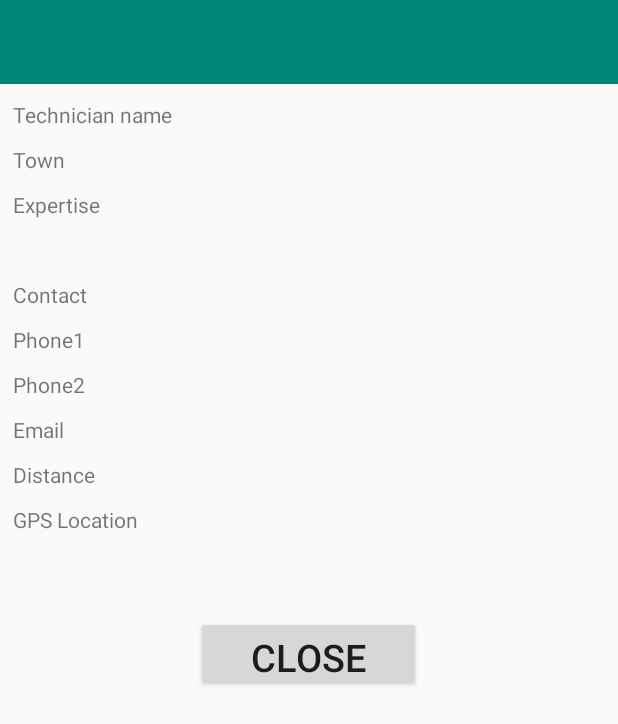
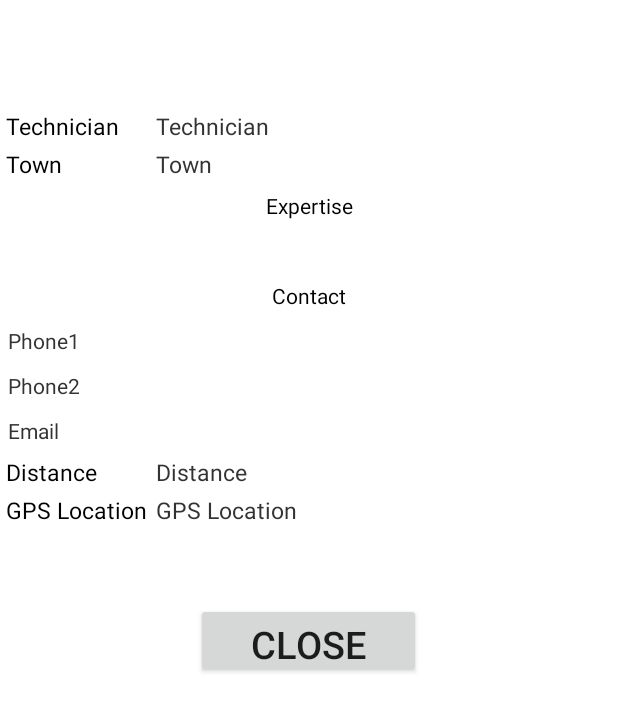
Before and after one commit to AsarePhilip/Spyder, an Android app: the layout service_provider.xml on its own in the app's theme, with its tools: preview values and no code run, on a phone screen of 412 x 824 dp. Shown: the top 724 px of the screen. Run offline under Robolectric (Android 15) with nearby library versions, the phone set to English and light mode, and no system bars.

Commit message:
Edit to reflect new data structure

```diff
--- a/app/src/main/res/layout/activity_main.xml
+++ b/app/src/main/res/layout/activity_main.xml
@@ -11,7 +11,8 @@
         android:layout_width="match_parent"
         android:layout_height="match_parent"
         android:orientation="vertical"
-        android:gravity="start">
+        android:gravity="start"
+        android:id="@+id/home">
 
         <android.support.v7.widget.Toolbar xmlns:android="http://schemas.android.com/apk/res/android"
             android:layout_width="match_parent"
--- a/app/src/main/res/layout/service_provider.xml
+++ b/app/src/main/res/layout/service_provider.xml
@@ -1,44 +1,64 @@
 <?xml version="1.0" encoding="utf-8"?>
 <LinearLayout xmlns:android="http://schemas.android.com/apk/res/android"
-    android:orientation="vertical" android:layout_width="match_parent"
-    android:layout_height="match_parent">
+    android:orientation="vertical"
+    android:layout_width="match_parent"
+    android:layout_height="match_parent"
+    android:background="@color/White"
+    android:id="@+id/service_pop">
 
-    <android.support.v7.widget.Toolbar xmlns:android="http://schemas.android.com/apk/res/android"
+   <TextView
        android:layout_width="match_parent"
        android:layout_height="wrap_content"
-        xmlns:app="http://schemas.android.com/apk/res-auto"
-        android:id="@+id/toolbar"
-        android:background="@color/colorPrimary"
-        android:theme="@style/ThemeOverlay.AppCompat.Dark"
-        app:popupTheme="@style/ThemeOverlay.AppCompat.Light">
-    </android.support.v7.widget.Toolbar>
-
+       android:id="@+id/txtTitle"/>
 
     <LinearLayout
+        android:layout_marginTop="50dp"
+        android:layout_marginBottom="10dp"
         android:layout_width="match_parent"
         android:layout_height="match_parent"
         android:orientation="vertical"
         android:layout_gravity="center_vertical"
-        android:padding="5dp"
-        >
+        android:padding="2dp">
+
+        <LinearLayout
+            android:layout_width="match_parent"
+            android:layout_height="wrap_content"
+            android:orientation="horizontal"
+            android:layout_margin="2dp">
+            <TextView
+                android:text="@string/technicain_name"
+                android:textColor="@color/Black"
+                android:layout_width="100dp"
+                android:layout_height="wrap_content"
+                android:textSize="15sp"/>
             <TextView
                 android:id="@+id/txtTechnicianName"
-            android:padding="3dp"
-            android:layout_marginBottom="2dp"
-            android:layout_marginTop="2dp"
                 android:text="@string/technicain_name"
+                android:textSize="15sp"
+                android:textColor="@color/darkGray"
+                android:layout_width="match_parent"
+                android:layout_height="wrap_content" />
+        </LinearLayout>
+
+        <LinearLayout
             android:layout_width="match_parent"
             android:layout_height="wrap_content"
-            />
-
+            android:orientation="horizontal"
+            android:layout_margin="2dp">
+            <TextView
+                android:text="@string/town"
+                android:textColor="@color/Black"
+                android:layout_width="100dp"
+                android:layout_height="wrap_content"
+                android:textSize="15sp" />
             <TextView
                 android:id="@+id/txtTown"
-            android:padding="3dp"
-            android:layout_marginBottom="2dp"
-            android:layout_marginTop="2dp"
                 android:text="@string/town"
+                android:textSize="15sp"
+                android:textColor="@color/darkGray"
                 android:layout_width="match_parent"
                 android:layout_height="wrap_content" />
+        </LinearLayout>
 
         <TextView
             android:id="@+id/txtExpertiseTitle"
@@ -46,6 +66,8 @@
             android:layout_marginBottom="2dp"
             android:layout_marginTop="2dp"
             android:text="@string/expertise_title"
+            android:textColor="@color/Black"
+            android:textAlignment="center"
             android:layout_width="match_parent"
             android:layout_height="wrap_content" />
 
@@ -54,6 +76,7 @@
             android:padding="3dp"
             android:layout_marginBottom="2dp"
             android:layout_marginTop="2dp"
+            android:textColor="@color/darkGray"
             android:layout_width="match_parent"
             android:layout_height="wrap_content" />
 
@@ -63,13 +86,15 @@
             android:layout_marginBottom="2dp"
             android:layout_marginTop="2dp"
             android:text="@string/contact_tilte"
+            android:textColor="@color/Black"
+            android:textAlignment="center"
             android:layout_width="match_parent"
             android:layout_height="wrap_content" />
-
 
         <TextView
             android:id="@+id/txtPhone1"
             android:text="@string/phone1"
+            android:textColor="@color/darkGray"
             android:padding="3dp"
             android:layout_marginBottom="2dp"
             android:layout_marginTop="2dp"
@@ -82,6 +107,7 @@
             android:layout_marginBottom="2dp"
             android:layout_marginTop="2dp"
             android:text="@string/phone2"
+            android:textColor="@color/darkGray"
             android:layout_width="match_parent"
             android:layout_height="wrap_content" />
 
@@ -91,27 +117,49 @@
             android:layout_marginBottom="2dp"
             android:layout_marginTop="2dp"
             android:text="@string/email"
+            android:textColor="@color/darkGray"
             android:layout_width="match_parent"
             android:layout_height="wrap_content" />
 
+        <LinearLayout
+            android:layout_width="match_parent"
+            android:layout_height="wrap_content"
+            android:orientation="horizontal"
+            android:layout_margin="2dp">
+            <TextView
+                android:text="@string/distance"
+                android:textColor="@color/Black"
+                android:layout_width="100dp"
+                android:layout_height="wrap_content"
+                android:textSize="15sp" />
             <TextView
                 android:id="@+id/txtDistance"
-            android:padding="3dp"
-            android:layout_marginBottom="2dp"
-            android:layout_marginTop="2dp"
                 android:text="@string/distance"
+                android:textSize="15sp"
+                android:textColor="@color/darkGray"
                 android:layout_width="match_parent"
                 android:layout_height="wrap_content" />
+        </LinearLayout>
 
+        <LinearLayout
+            android:layout_width="match_parent"
+            android:layout_height="wrap_content"
+            android:orientation="horizontal"
+            android:layout_margin="2dp">
+            <TextView
+                android:text="@string/gps_loc"
+                android:textColor="@color/Black"
+                android:layout_width="100dp"
+                android:layout_height="wrap_content"
+                android:textSize="15sp"/>
             <TextView
                 android:id="@+id/txtGpsLocation"
-            android:padding="3dp"
-            android:layout_marginBottom="2dp"
-            android:layout_marginTop="2dp"
                 android:text="@string/gps_loc"
+                android:textSize="15sp"
+                android:textColor="@color/darkGray"
                 android:layout_width="match_parent"
                 android:layout_height="wrap_content" />
-
+        </LinearLayout>
 
         <ImageView
             android:id="@+id/txtRating"
@@ -121,7 +169,6 @@
             android:layout_width="match_parent"
             android:layout_height="40dp"
             android:contentDescription="@string/rating" />
-
 
         <Button
             android:layout_width="150dp"
@@ -133,9 +180,6 @@
             android:layout_marginTop="5dp"
             android:layout_marginBottom="5dp"/>
 
+    </LinearLayout>
 
 </LinearLayout>
-
-
-
-</LinearLayout>
--- a/app/src/main/res/values/colors.xml
+++ b/app/src/main/res/values/colors.xml
@@ -3,4 +3,7 @@
     <color name="colorPrimary">#008577</color>
     <color name="colorPrimaryDark">#00574B</color>
     <color name="colorAccent">#D81B60</color>
+    <color name="White">#FFFFFF</color>
+    <color name="Black">#000000</color>
+    <color name="darkGray">#333333</color>
 </resources>
--- a/app/src/main/res/values/strings.xml
+++ b/app/src/main/res/values/strings.xml
@@ -14,13 +14,12 @@
     <string name="settings">Settings</string>
     <string name="title_activity_login">Login</string>
 
-
     <!--Services-->
     <string name="police">Police</string>
     <string name="fire_service">Fire Service</string>
     <string name="ambulance">Ambulance</string>
     <string name="tire_service">Tire Service</string>
-    <string name="auto_mechanics">Auto-Mechanics</string>
+    <string name="auto_mechanics">Auto-Mechanic </string>
     <string name="emergency_services">Emergency services</string>
     <string name="towing_service">Towing Service</string>
 
@@ -33,7 +32,6 @@
     <string name="not_reg">New here? Sign up</string>
     <string name="showP">Show password</string>
 
-
     <!--Sign up-->
     <string name="fName">Firstname</string>
     <string name="oName">Othername</string>
@@ -45,10 +43,9 @@
     <!--Map-->
     <string name="map_view">Map View</string>
 
-
     <!--Service provider info -->
     <string name="shop_name">Shop name</string>
-    <string name="technicain_name">Technician name </string>
+    <string name="technicain_name">Technician</string>
     <string name="town">Town </string>
     <string name="expertise_title">Expertise</string>
     <string name="contact_tilte">Contact</string>
@@ -57,14 +54,4 @@
     <string name="distance">Distance </string>
     <string name="gps_loc">GPS Location </string>
     <string name="rating">Rating</string>
-
-
-
-
-
-
-
-
-
-
 </resources>
```
Lines whose indentation alone changed are shown as unchanged.
